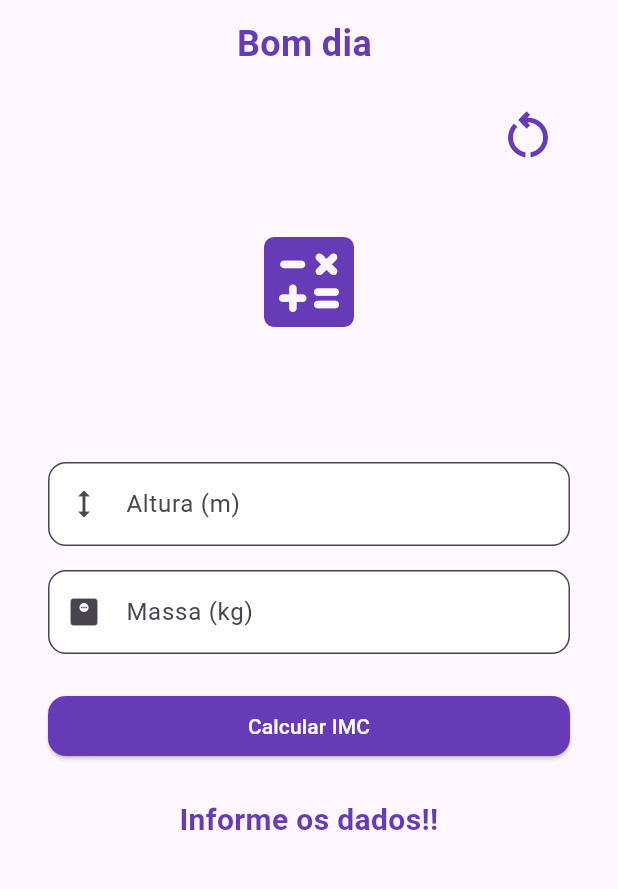
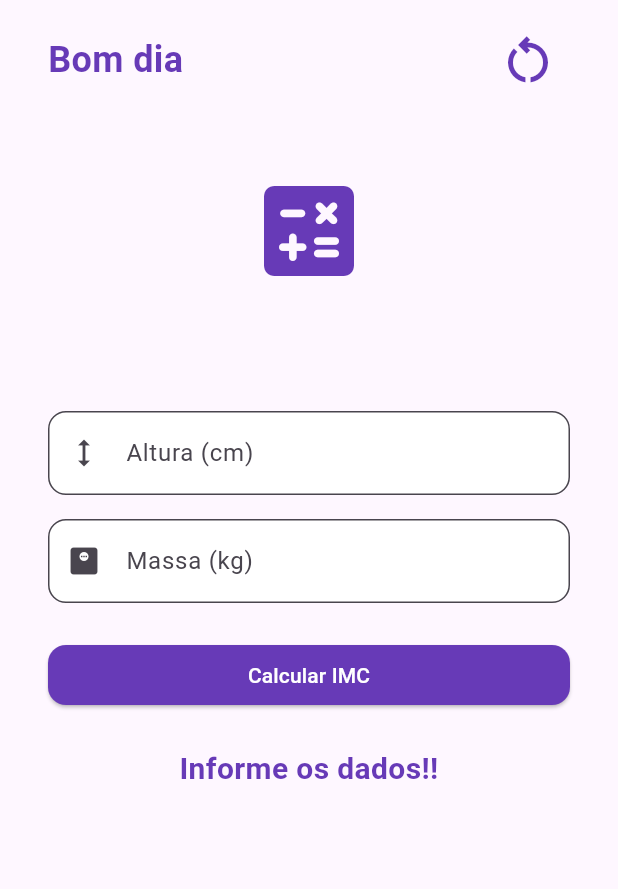
Before and after one commit to rafaelvieiramaximo/Calculadora-IMMC, a Flutter app: the CalculatorPage screen opened directly with empty values, on a phone screen of 412 x 824 dp, the part 84-973 px from its top. Run offline on Flutter 3.47's test engine with Material 3 defaults, Android fonts, the light colour scheme and no system bars; our stand-ins replace sqflite; accounts and stored records are empty.

Commit message:
feat: update IMC calculation to use height in centimeters; enhance login screen layout and validation

```diff
--- a/lib/style/style.dart
+++ b/lib/style/style.dart
@@ -8,6 +8,14 @@ class AppColor {
   static const appBar = Color(0xFFD090FF);
   static const black = Colors.black;
   static const clock = Color(0xFF8E53E6);
+  static const normal = Color(0xFF4AFF6B);
+  static const sobrepeso = Color(0xFFFCA044);
+  static const obeso1 = Color(0xFFFC5744);
+  static const obeso2 = Color(0xFFFC2C44);
+  static const obeso3 = Color(0xFFFC0000);
+  static const magro2 = Color(0xFF4444FC);
+  static const magro1 = Color(0xFF4488FC);
+  static const magro3 = Color(0xFF010CFF);
 }
 
 class AppTextStyles {
--- a/lib/view/calculator.dart
+++ b/lib/view/calculator.dart
@@ -53,6 +53,9 @@ class _CalculatorPageState extends State<CalculatorPage> {
           padding: const EdgeInsets.symmetric(horizontal: 32, vertical: 12),
           child: Column(
             children: [
+              Row(
+                mainAxisAlignment: MainAxisAlignment.spaceBetween,
+                children: [
                   Text(
                     '${_controller.getTimeGreeting()} ${_userName ?? ''}',
                     style: TextStyle(
@@ -61,10 +64,6 @@ class _CalculatorPageState extends State<CalculatorPage> {
                       color: AppColor.main,
                     ),
                   ),
-              const SizedBox(height: 16),
-              Row(
-                mainAxisAlignment: MainAxisAlignment.end,
-                children: [
                   IconButton(
                     icon: const Icon(
                       Icons.restart_alt_outlined,
@@ -76,6 +75,7 @@ class _CalculatorPageState extends State<CalculatorPage> {
                   ),
                 ],
               ),
+              const SizedBox(height: 16),
               const SizedBox(height: 30),
               const Icon(
                 Icons.calculate_rounded,
@@ -87,7 +87,7 @@ class _CalculatorPageState extends State<CalculatorPage> {
                 controller: _controller.alturaController,
                 keyboardType: TextInputType.numberWithOptions(decimal: true),
                 decoration: const InputDecoration(
-                  labelText: 'Altura (m)',
+                  labelText: 'Altura (cm)',
                   prefixIcon: Icon(Icons.height),
                 ),
               ),
@@ -111,6 +111,89 @@ class _CalculatorPageState extends State<CalculatorPage> {
               ),
               if (_controller.resultado != null) ...[
                 const SizedBox(height: 24),
+                if (_controller.categoria == 'Peso Ideal') ...[
+                  Text(
+                    _controller.resultado!,
+                    style: TextStyle(
+                      fontSize: 20,
+                      fontWeight: FontWeight.bold,
+                      color: AppColor.normal,
+                    ),
+                    textAlign: TextAlign.center,
+                  ),
+                ] else if (_controller.categoria == 'Sobrepeso') ...[
+                  Text(
+                    _controller.resultado!,
+                    style: TextStyle(
+                      fontSize: 20,
+                      fontWeight: FontWeight.bold,
+                      color: AppColor.sobrepeso,
+                    ),
+                    textAlign: TextAlign.center,
+                  ),
+                ] else if (_controller.categoria == 'Obesidade Grau I') ...[
+                  Text(
+                    _controller.resultado!,
+                    style: TextStyle(
+                      fontSize: 20,
+                      fontWeight: FontWeight.bold,
+                      color: AppColor.obeso1,
+                    ),
+                    textAlign: TextAlign.center,
+                  ),
+                ] else if (_controller.categoria ==
+                    'Obesidade Grau II (severa)') ...[
+                  Text(
+                    _controller.resultado!,
+                    style: TextStyle(
+                      fontSize: 20,
+                      fontWeight: FontWeight.bold,
+                      color: AppColor.obeso2,
+                    ),
+                    textAlign: TextAlign.center,
+                  ),
+                ] else if (_controller.categoria ==
+                    'Obesidade Grau III (mórbida)') ...[
+                  Text(
+                    _controller.resultado!,
+                    style: TextStyle(
+                      fontSize: 20,
+                      fontWeight: FontWeight.bold,
+                      color: AppColor.obeso3,
+                    ),
+                    textAlign: TextAlign.center,
+                  ),
+                ] else if (_controller.categoria == 'Magreza Leve') ...[
+                  Text(
+                    _controller.resultado!,
+                    style: TextStyle(
+                      fontSize: 20,
+                      fontWeight: FontWeight.bold,
+                      color: AppColor.magro1,
+                    ),
+                    textAlign: TextAlign.center,
+                  ),
+                ] else if (_controller.categoria == 'Magreza Moderada') ...[
+                  Text(
+                    _controller.resultado!,
+                    style: TextStyle(
+                      fontSize: 20,
+                      fontWeight: FontWeight.bold,
+                      color: AppColor.magro2,
+                    ),
+                    textAlign: TextAlign.center,
+                  ),
+                ] else if (_controller.categoria == 'Magreza Severa') ...[
+                  Text(
+                    _controller.resultado!,
+                    style: TextStyle(
+                      fontSize: 20,
+                      fontWeight: FontWeight.bold,
+                      color: AppColor.magro3,
+                    ),
+                    textAlign: TextAlign.center,
+                  ),
+                ] else ...[
                   Text(
                     _controller.resultado!,
                     style: TextStyle(
@@ -120,6 +203,7 @@ class _CalculatorPageState extends State<CalculatorPage> {
                     ),
                     textAlign: TextAlign.center,
                   ),
+                ],
               ] else ...[
                 const SizedBox(height: 24),
                 Text(
@@ -132,12 +216,6 @@ class _CalculatorPageState extends State<CalculatorPage> {
                   textAlign: TextAlign.center,
                 ),
               ],
-              const SizedBox(height: 30),
-              if (_controller.resultado != null &&
-                  _controller.categoria != null &&
-                  _controller.categoria!.isNotEmpty) ...[
-                _controller.icones(_controller.categoria),
-              ],
             ],
           ),
         ),
```
Also changed, not shown: lib/controller/control_calc.dart (+2 -56 lines), lib/view/tela_login.dart (+13 -1 lines). Lines whose indentation alone changed are shown as unchanged.
